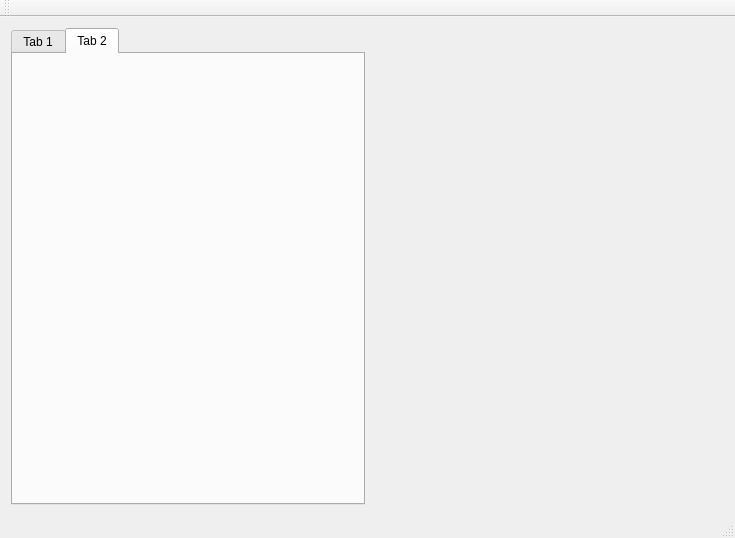
Above: Programs/Simulator/mainwindow.ui from simonfrey-zz/enut before the change. Below: the same form after it.
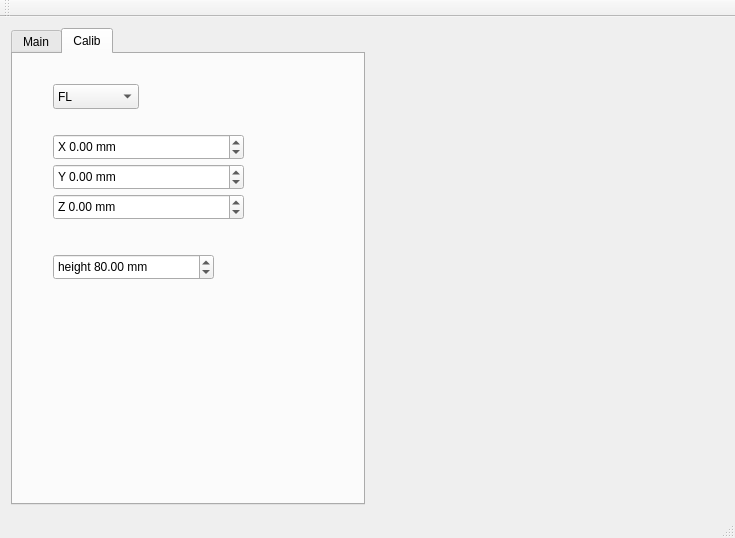
That is the form after the change. The open tabs and pages were chosen to show the change. Custom widgets are drawn as their Qt base class.

Diff of the .ui file:
```diff
--- a/Programs/Simulator/mainwindow.ui
+++ b/Programs/Simulator/mainwindow.ui
@@ -42,7 +42,7 @@
         </property>
         <widget class="QWidget" name="tab">
          <attribute name="title">
-          <string>Tab 1</string>
+          <string>Main</string>
          </attribute>
          <widget class="QSpinBox" name="sbShoulders">
           <property name="geometry">
@@ -368,8 +368,138 @@
         </widget>
         <widget class="QWidget" name="tab_2">
          <attribute name="title">
-          <string>Tab 2</string>
+          <string>Calib</string>
          </attribute>
+         <widget class="QComboBox" name="cbCalibCahnnel">
+          <property name="geometry">
+           <rect>
+            <x>40</x>
+            <y>30</y>
+            <width>86</width>
+            <height>25</height>
+           </rect>
+          </property>
+          <item>
+           <property name="text">
+            <string>FL</string>
+           </property>
+          </item>
+          <item>
+           <property name="text">
+            <string>FR</string>
+           </property>
+          </item>
+          <item>
+           <property name="text">
+            <string>HL</string>
+           </property>
+          </item>
+          <item>
+           <property name="text">
+            <string>HR</string>
+           </property>
+          </item>
+         </widget>
+         <widget class="QDoubleSpinBox" name="dsbCalixX">
+          <property name="geometry">
+           <rect>
+            <x>40</x>
+            <y>80</y>
+            <width>191</width>
+            <height>26</height>
+           </rect>
+          </property>
+          <property name="prefix">
+           <string>X </string>
+          </property>
+          <property name="suffix">
+           <string> mm</string>
+          </property>
+          <property name="minimum">
+           <double>-200.000000000000000</double>
+          </property>
+          <property name="maximum">
+           <double>200.000000000000000</double>
+          </property>
+          <property name="singleStep">
+           <double>0.100000000000000</double>
+          </property>
+         </widget>
+         <widget class="QDoubleSpinBox" name="dsbCalixY">
+          <property name="geometry">
+           <rect>
+            <x>40</x>
+            <y>110</y>
+            <width>191</width>
+            <height>26</height>
+           </rect>
+          </property>
+          <property name="prefix">
+           <string>Y </string>
+          </property>
+          <property name="suffix">
+           <string> mm</string>
+          </property>
+          <property name="minimum">
+           <double>-200.000000000000000</double>
+          </property>
+          <property name="maximum">
+           <double>200.000000000000000</double>
+          </property>
+          <property name="singleStep">
+           <double>0.100000000000000</double>
+          </property>
+         </widget>
+         <widget class="QDoubleSpinBox" name="dsbCalixZ">
+          <property name="geometry">
+           <rect>
+            <x>40</x>
+            <y>140</y>
+            <width>191</width>
+            <height>26</height>
+           </rect>
+          </property>
+          <property name="prefix">
+           <string>Z </string>
+          </property>
+          <property name="suffix">
+           <string> mm</string>
+          </property>
+          <property name="minimum">
+           <double>-200.000000000000000</double>
+          </property>
+          <property name="maximum">
+           <double>200.000000000000000</double>
+          </property>
+          <property name="singleStep">
+           <double>0.100000000000000</double>
+          </property>
+         </widget>
+         <widget class="QDoubleSpinBox" name="dspHeight_2">
+          <property name="geometry">
+           <rect>
+            <x>40</x>
+            <y>200</y>
+            <width>161</width>
+            <height>26</height>
+           </rect>
+          </property>
+          <property name="prefix">
+           <string>height </string>
+          </property>
+          <property name="suffix">
+           <string> mm</string>
+          </property>
+          <property name="minimum">
+           <double>60.000000000000000</double>
+          </property>
+          <property name="maximum">
+           <double>150.000000000000000</double>
+          </property>
+          <property name="value">
+           <double>80.000000000000000</double>
+          </property>
+         </widget>
         </widget>
        </widget>
       </item>
```
Left out of the diff: 9 changed lines with no effect on the pictures.
